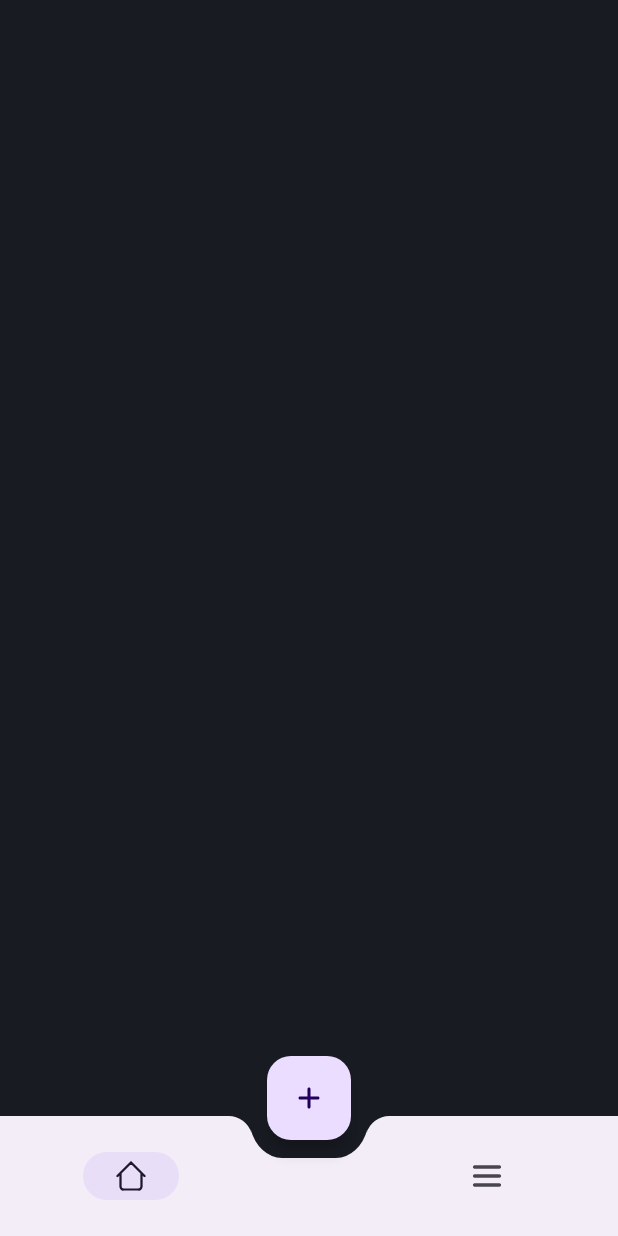
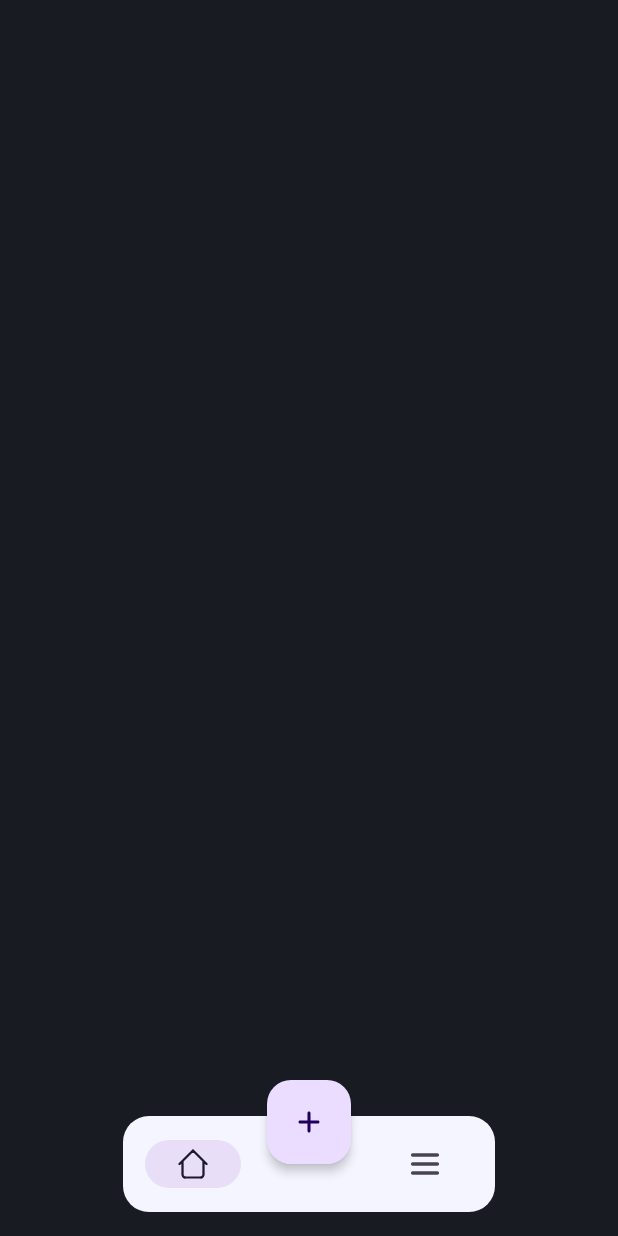
Before and after one commit to Compfest-AIdea/mobile-application, an Android app: the HomeActivity screen opened directly, with no data from a screen before it, on a phone screen of 412 x 824 dp. Run offline under Robolectric (Android 15) with nearby library versions, the phone set to English and light mode, and no system bars.

Commit message:
customize bottom nav to floating bottom nav

```diff
--- a/app/src/main/res/layout/activity_home.xml
+++ b/app/src/main/res/layout/activity_home.xml
@@ -7,44 +7,30 @@
     tools:context=".ui.HomeActivity"
     android:background="@color/material_dynamic_neutral_variant10">
 
-    <androidx.coordinatorlayout.widget.CoordinatorLayout
-        android:layout_width="match_parent"
-        android:layout_height="match_parent"
-        app:layout_constraintStart_toStartOf="parent"
-        app:layout_constraintEnd_toEndOf="parent"
-        app:layout_constraintTop_toTopOf="parent"
-        app:layout_constraintBottom_toBottomOf="parent">
     <com.google.android.material.floatingactionbutton.FloatingActionButton
         android:layout_width="wrap_content"
         android:layout_height="wrap_content"
+        android:layout_marginBottom="32dp"
+        android:contentDescription="Add new"
         android:src="@drawable/ic_add"
-            app:layout_anchor="@id/bottomAppBar" />
-
-        <com.google.android.material.bottomappbar.BottomAppBar
-            android:id="@+id/bottomAppBar"
-            android:layout_width="match_parent"
-            android:layout_height="80dp"
-            android:layout_gravity="bottom"
-            app:fabAlignmentMode="center"
-            app:fabAnchorMode="cradle"
-            app:fabCradleMargin="12dp"
-            app:fabCradleRoundedCornerRadius="16dp"
-            app:fabCradleVerticalOffset="12dp"
-            app:layout_constraintBottom_toBottomOf="parent"
-            app:layout_constraintEnd_toEndOf="parent"
-            app:layout_constraintStart_toStartOf="parent">
+        app:elevation="4dp"
+        app:layout_constraintBottom_toBottomOf="@id/bottomNavView"
+        app:layout_constraintEnd_toEndOf="@id/bottomNavView"
+        app:layout_constraintStart_toStartOf="@id/bottomNavView" />
 
     <com.google.android.material.bottomnavigation.BottomNavigationView
         android:id="@+id/bottomNavView"
-                android:layout_width="match_parent"
-                android:background="@android:color/transparent"
-                android:layout_height="80dp"
-                android:layout_marginStart="24dp"
-                android:layout_marginEnd="24dp"
+        android:layout_width="248dp"
+        android:layout_height="64dp"
+        android:layout_marginBottom="16dp"
+        android:background="@drawable/bottom_nav_bkg"
+        android:elevation="8dp"
+        android:paddingStart="8dp"
+        android:paddingEnd="8dp"
         app:labelVisibilityMode="unlabeled"
+        app:layout_constraintBottom_toBottomOf="parent"
+        app:layout_constraintEnd_toEndOf="parent"
+        app:layout_constraintStart_toStartOf="parent"
         app:menu="@menu/menu_main" />
-        </com.google.android.material.bottomappbar.BottomAppBar>
-
-    </androidx.coordinatorlayout.widget.CoordinatorLayout>
 
 </androidx.constraintlayout.widget.ConstraintLayout>
--- a/app/src/main/res/layout/activity_welcome.xml
+++ b/app/src/main/res/layout/activity_welcome.xml
@@ -26,8 +26,8 @@
                 android:layout_height="wrap_content"
                 android:text="Welcome!"
                 android:textAllCaps="true"
-                android:textSize="24sp"
-                android:textStyle="bold" />
+                android:textSize="42sp"
+                android:textStyle="bold"/>
             <androidx.appcompat.widget.AppCompatTextView
                 android:layout_width="match_parent"
                 android:layout_height="wrap_content"
@@ -46,10 +46,10 @@
             <androidx.appcompat.widget.AppCompatTextView
                 android:layout_width="match_parent"
                 android:layout_height="wrap_content"
-                android:layout_marginBottom="18dp"
                 android:text="What is your name?"
                 android:textSize="24sp"
-                android:textStyle="bold" />
+                android:textStyle="bold"
+                android:layout_marginBottom="8dp"/>
             <com.google.android.material.textfield.TextInputLayout
                 android:layout_width="match_parent"
                 android:layout_height="wrap_content">
@@ -57,7 +57,7 @@
                     android:id="@+id/et_name"
                     android:layout_width="match_parent"
                     android:layout_height="wrap_content"
-                    android:text="type your name here"
+                    android:hint="type your name here"
                     android:textSize="16sp"/>
             </com.google.android.material.textfield.TextInputLayout>
             <com.google.android.material.textfield.TextInputLayout
@@ -67,7 +67,7 @@
                     android:id="@+id/et_nickname"
                     android:layout_width="match_parent"
                     android:layout_height="wrap_content"
-                    android:text="type your nickname here"
+                    android:hint="type your nickname here"
                     android:textSize="16sp" />
             </com.google.android.material.textfield.TextInputLayout>
             <Button
```
Lines whose indentation alone changed are shown as unchanged.
